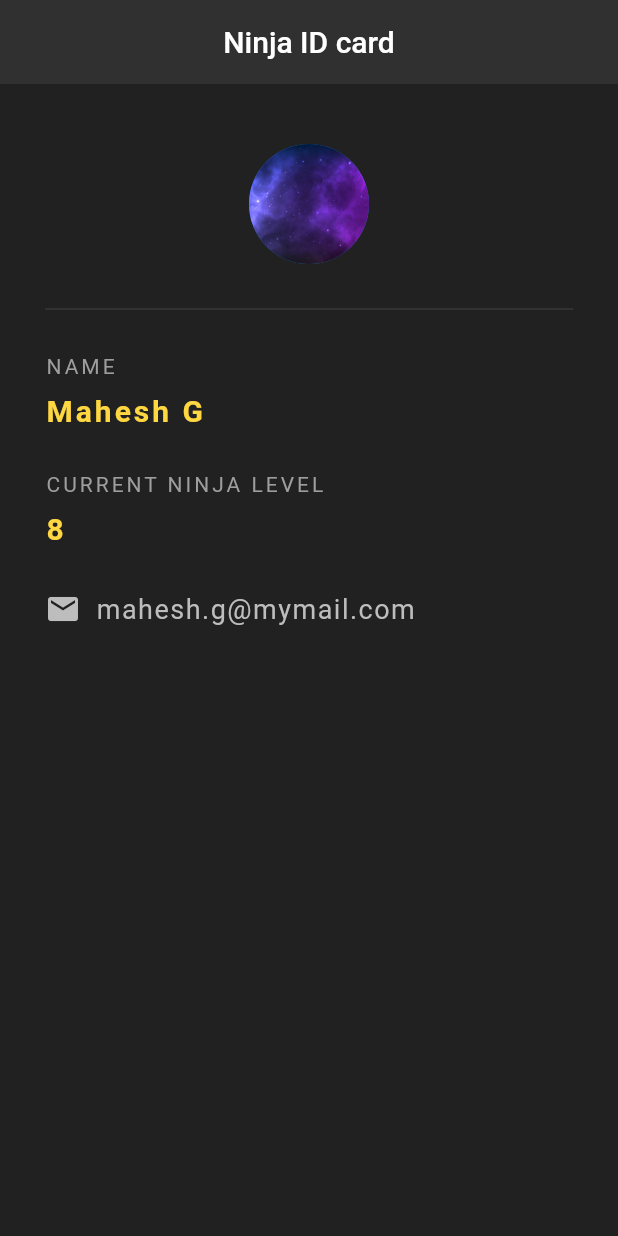
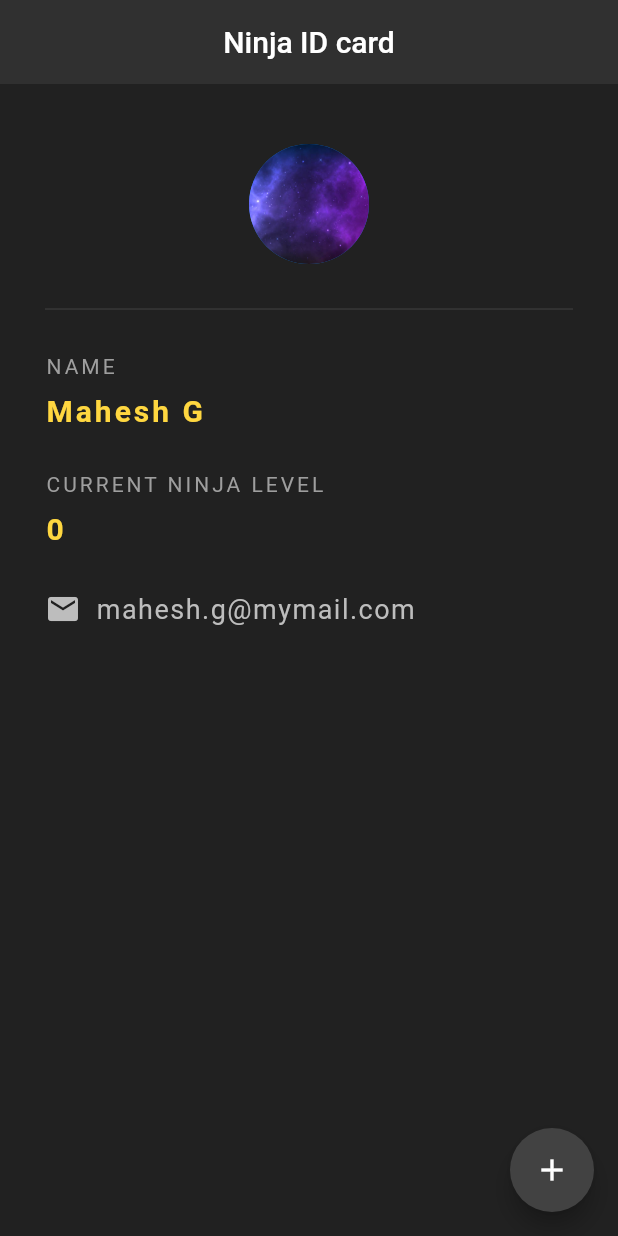
Before and after one commit to mah35h95/first_flutter, a Flutter app: the screen it shows after launch, on a phone screen of 412 x 824 dp. Run offline on Flutter 3.47's test engine with Material 2 defaults, Android fonts, the phone set to English and light mode, and no system bars.

Commit message:
Ninja Id now statefull

```diff
--- a/lib/main.dart
+++ b/lib/main.dart
@@ -1,28 +1,44 @@
 import 'package:flutter/material.dart';
 
-void main() => runApp(MaterialApp(
+void main() => runApp(const MaterialApp(
       home: NinjaCard(),
     ));
 
-class NinjaCard extends StatelessWidget {
+class NinjaCard extends StatefulWidget {
   const NinjaCard({Key? key}) : super(key: key);
+
+  @override
+  State<NinjaCard> createState() => _NinjaCardState();
+}
+
+class _NinjaCardState extends State<NinjaCard> {
+  int ninjaLevel = 0;
 
   @override
   Widget build(BuildContext context) {
     return Scaffold(
       backgroundColor: Colors.grey[900],
       appBar: AppBar(
-        title: Text('Ninja ID card'),
+        title: const Text('Ninja ID card'),
         centerTitle: true,
         backgroundColor: Colors.grey[850],
         elevation: 0,
       ),
+      floatingActionButton: FloatingActionButton(
+        onPressed: () {
+          setState(() {
+            ninjaLevel += 1;
+          });
+        },
+        backgroundColor: Colors.grey[800],
+        child: const Icon(Icons.add),
+      ),
       body: Padding(
-        padding: EdgeInsets.fromLTRB(30, 40, 30, 0),
+        padding: const EdgeInsets.fromLTRB(30, 40, 30, 0),
         child: Column(
           crossAxisAlignment: CrossAxisAlignment.start,
           children: <Widget>[
-            Center(
+            const Center(
               child: CircleAvatar(
                 backgroundImage: AssetImage('assets/imageSpace.jpg'),
                 radius: 40,
@@ -32,11 +48,11 @@ class NinjaCard extends StatelessWidget {
               height: 60,
               color: Colors.grey[800],
             ),
-            Text(
+            const Text(
               'NAME',
               style: TextStyle(color: Colors.grey, letterSpacing: 2),
             ),
-            SizedBox(
+            const SizedBox(
               height: 10,
             ),
             Text(
@@ -47,25 +63,25 @@ class NinjaCard extends StatelessWidget {
                   fontSize: 20,
                   fontWeight: FontWeight.bold),
             ),
-            SizedBox(
+            const SizedBox(
               height: 30,
             ),
-            Text(
+            const Text(
               'CURRENT NINJA LEVEL',
               style: TextStyle(color: Colors.grey, letterSpacing: 2),
             ),
-            SizedBox(
+            const SizedBox(
               height: 10,
             ),
             Text(
-              '8',
+              '$ninjaLevel',
               style: TextStyle(
                   color: Colors.amberAccent[200],
                   letterSpacing: 2,
                   fontSize: 20,
                   fontWeight: FontWeight.bold),
             ),
-            SizedBox(
+            const SizedBox(
               height: 30,
             ),
             Row(
@@ -74,7 +90,9 @@ class NinjaCard extends StatelessWidget {
                   Icons.email,
                   color: Colors.grey[400],
                 ),
-                SizedBox(width: 10,),
+                const SizedBox(
+                  width: 10,
+                ),
                 Text(
                   'mahesh.g@mymail.com',
                   style: TextStyle(
```
